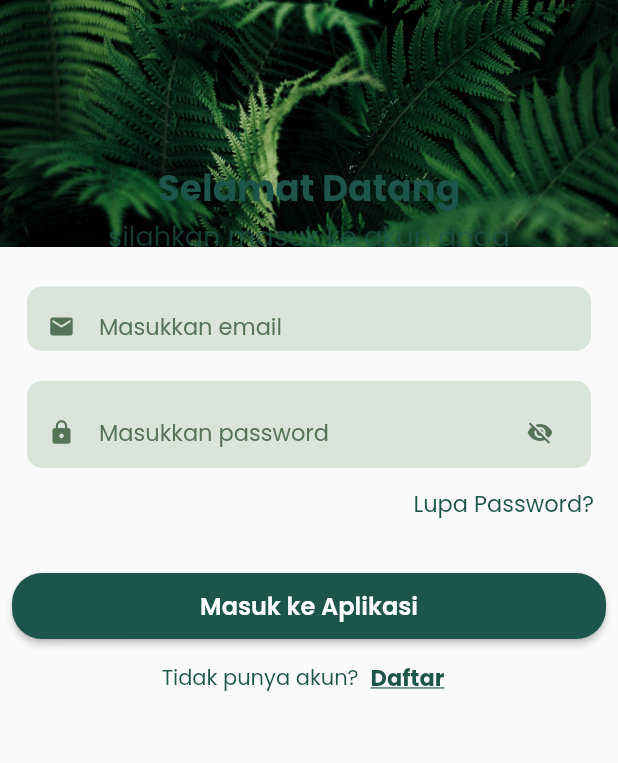
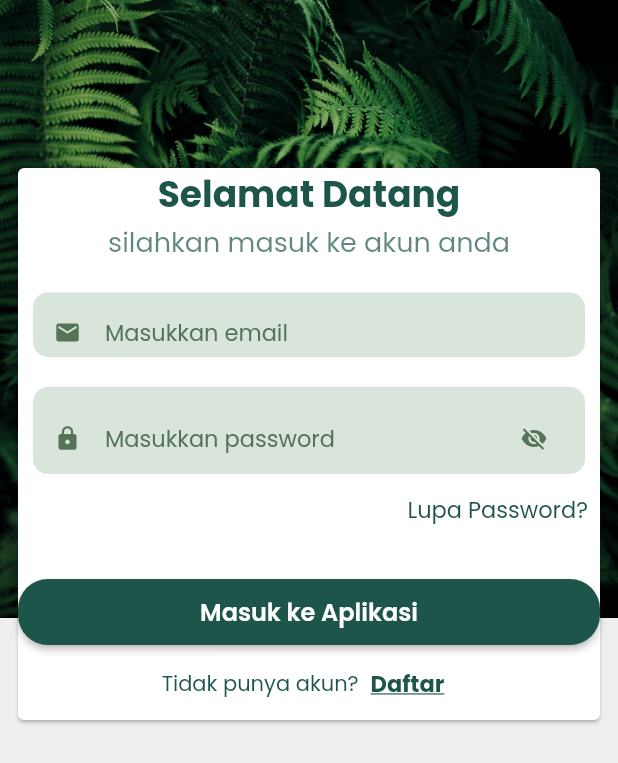
Before and after one commit to Flutter-Dart-Hacks/tanamanku-dicoding, a Flutter app: the screen it shows after launch, on a phone screen of 412 x 824 dp. Shown: the top 763 px of the screen. Run offline on Flutter 3.47's test engine with Material 2 defaults, Android fonts, the phone set to English and light mode, and no system bars.

Commit message:
Penambahan card di login screen

```diff
--- a/lib/screens/login_screen.dart
+++ b/lib/screens/login_screen.dart
@@ -32,10 +32,11 @@ class _LoginScreenState extends State<LoginScreen> {
   Widget build(BuildContext context) {
     var sizeScreen = MediaQuery.of(context).size;
     return Scaffold(
+      backgroundColor: Colors.grey.shade200,
       body: Stack(
         children: <Widget>[
           Container(
-            height: sizeScreen.height * 0.2,
+            height: sizeScreen.height * 0.5,
             decoration: const BoxDecoration(
               image: DecorationImage(
                 image: AssetImage('resources/images/palm_login.jpg'),
@@ -50,6 +51,8 @@ class _LoginScreenState extends State<LoginScreen> {
               child: SingleChildScrollView(
                 child: Container(
                   margin: const EdgeInsets.only(top: 100),
+                  child: Card(
+                    color: Colors.white,
                     child: Column(
                       children: [
                         const Text(
@@ -125,8 +128,8 @@ class _LoginScreenState extends State<LoginScreen> {
                                 ),
                                 border: OutlineInputBorder(
                                   borderRadius: BorderRadius.circular(10),
-                                borderSide:
-                                    const BorderSide(color: Colors.transparent),
+                                  borderSide: const BorderSide(
+                                      color: Colors.transparent),
                                 ),
                               ),
                               controller: _textUsernameEditController,
@@ -209,8 +212,8 @@ class _LoginScreenState extends State<LoginScreen> {
                                 ),
                                 border: OutlineInputBorder(
                                   borderRadius: BorderRadius.circular(10),
-                                borderSide:
-                                    const BorderSide(color: Colors.transparent),
+                                  borderSide: const BorderSide(
+                                      color: Colors.transparent),
                                 ),
                               ),
                               controller: _textPasswordEditController,
@@ -307,6 +310,7 @@ class _LoginScreenState extends State<LoginScreen> {
                   ),
                 ),
               ),
+            ),
           )
         ],
       ),
```
Lines whose indentation alone changed are shown as unchanged.
